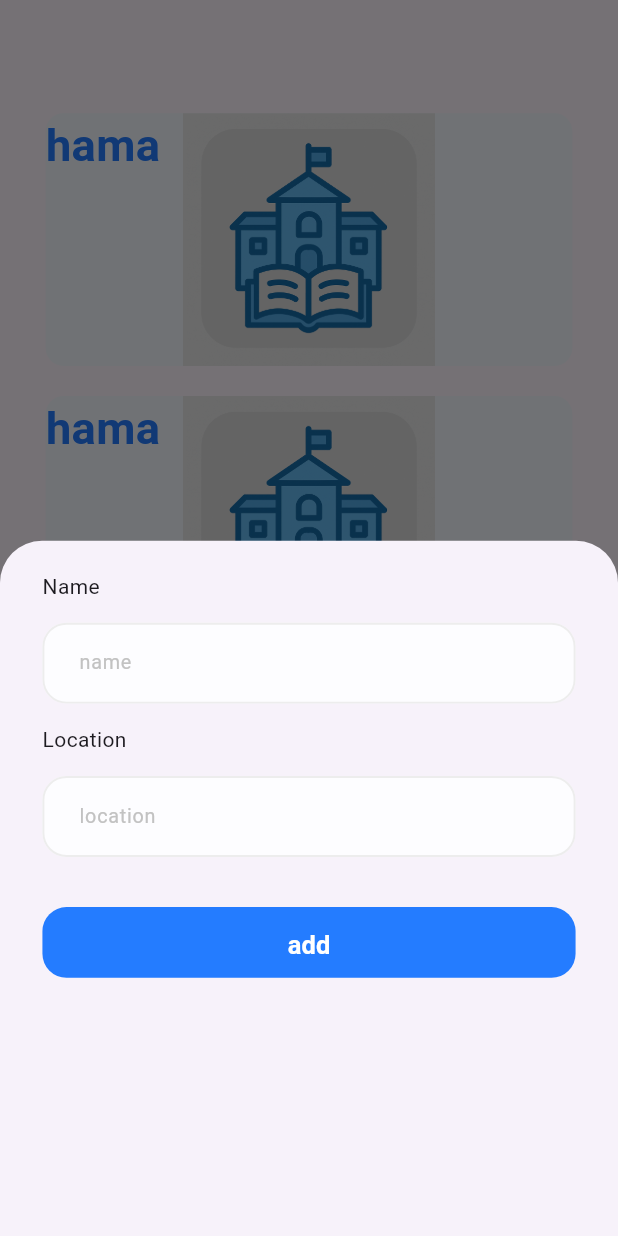
After one commit to engmohammedali/Control-Panel, a Flutter app: the screen it shows after launch, after a tap on "add Institute", on a phone screen of 412 x 824 dp. The commit adds this screen. Run offline on Flutter 3.47's test engine with Material 3 defaults, Android fonts, the light colour scheme and no system bars; drawn by our look-alikes of toastification; our stand-ins replace dartz, dio, flutter_bloc, flutter_screenutil, get_it, image_picker and 3 more.

Commit message:
add institutes

```diff
--- /dev/null
+++ b/lib/core/helpers/space_helper copy.dart
@@ -0,0 +1,10 @@
+import 'package:flutter/material.dart';
+import 'package:flutter_screenutil/flutter_screenutil.dart';
+
+SizedBox verticalspace(double height) => SizedBox(
+      height: height.h,
+    );
+
+SizedBox horizontalspace(double width) => SizedBox(
+      width: width.w,
+    );
--- a/lib/core/theming/colors.dart
+++ b/lib/core/theming/colors.dart
@@ -6,6 +6,8 @@ class ColorsManager {
   static const Color darkBlue = Color(0xFF242424);
   static const Color gray = Color(0xFF757575);
   static const Color lightGray = Color(0xFFC2C2C2);
+    static const Color white = Color(0xFFFFFFFF);
+
   static const Color lighterGray = Color(0xFFEDEDED);
   static const Color moreLightGray = Color(0xFFFDFDFF);
   static const Color moreLighterGray = Color(0xFFF5F5F5);
--- a/lib/core/widgets/app_text_form_field.dart
+++ b/lib/core/widgets/app_text_form_field.dart
@@ -2,7 +2,6 @@ import 'package:controlpanel/core/theming/colors.dart';
 import 'package:controlpanel/core/theming/styles.dart';
 import 'package:flutter/material.dart';
 import 'package:flutter_screenutil/flutter_screenutil.dart';
-
 
 class AppTextFormField extends StatelessWidget {
   final EdgeInsetsGeometry? contentPadding;
@@ -37,9 +36,11 @@ class AppTextFormField extends StatelessWidget {
       controller: controller,
       decoration: InputDecoration(
         isDense: true,
-        contentPadding: contentPadding ??
+        contentPadding:
+            contentPadding ??
             EdgeInsets.symmetric(horizontal: 20.w, vertical: 18.h),
-        focusedBorder: focusedBorder ??
+        focusedBorder:
+            focusedBorder ??
             OutlineInputBorder(
               borderSide: const BorderSide(
                 color: ColorsManager.mainBlue,
@@ -47,7 +48,8 @@ class AppTextFormField extends StatelessWidget {
               ),
               borderRadius: BorderRadius.circular(16.0),
             ),
-        enabledBorder: enabledBorder ??
+        enabledBorder:
+            enabledBorder ??
             OutlineInputBorder(
               borderSide: const BorderSide(
                 color: ColorsManager.lighterGray,
@@ -56,17 +58,11 @@ class AppTextFormField extends StatelessWidget {
               borderRadius: BorderRadius.circular(16.0),
             ),
         errorBorder: OutlineInputBorder(
-          borderSide: const BorderSide(
-            color: Colors.red,
-            width: 1.3,
-          ),
+          borderSide: const BorderSide(color: Colors.red, width: 1.3),
           borderRadius: BorderRadius.circular(16.0),
         ),
         focusedErrorBorder: OutlineInputBorder(
-          borderSide: const BorderSide(
-            color: Colors.red,
-            width: 1.3,
-          ),
+          borderSide: const BorderSide(color: Colors.red, width: 1.3),
           borderRadius: BorderRadius.circular(16.0),
         ),
         hintStyle: hintStyle ?? TextStyles.font14LightGrayRegular,
@@ -77,6 +73,7 @@ class AppTextFormField extends StatelessWidget {
       ),
       obscureText: isObscureText ?? false,
       style: TextStyles.font14DarkBlueMedium,
+      autovalidateMode: AutovalidateMode.onUserInteraction,
       validator: (value) {
         return validator(value);
       },
--- /dev/null
+++ b/lib/data.dart
@@ -0,0 +1,23 @@
+import 'package:controlpanel/data/model/center.dart';
+import 'package:controlpanel/data/model/institute.dart';
+
+final List<Institute> institutes = [
+  Institute(
+    centers: [
+      CenterModel(name: 'mork', id: 1),
+      CenterModel(name: 'mork', id: 2),
+    ],
+    id: 1,
+    name: 'hama',
+    location: 'homs',
+  ),
+  Institute(
+    centers: [
+      CenterModel(name: 'mork', id: 3),
+      CenterModel(name: 'mork', id: 4),
+    ],
+    id: 2,
+    name: 'hama',
+    location: 'homs',
+  ),
+];
--- a/lib/features/home/data/api_add_institutes.dart
+++ b/lib/features/home/data/api_add_institutes.dart
@@ -1,4 +1,5 @@
 import 'package:controlpanel/core/error/failure.dart';
+import 'package:controlpanel/data.dart';
 import 'package:controlpanel/data/model/institute.dart';
 import 'package:dartz/dartz.dart';
 import 'package:dio/dio.dart';
@@ -10,6 +11,8 @@ class ApiAddInstitutes {
 
   Future<Either<Failure, String>> addInstitutes(Institute institute) async {
     try {
+      institutes.add(institute);
+
       await Future.delayed(Duration(seconds: 3));
       return right('Added successfully');
     } catch (e) {
--- a/lib/features/home/data/api_get_institutes.dart
+++ b/lib/features/home/data/api_get_institutes.dart
@@ -1,4 +1,5 @@
 import 'package:controlpanel/core/error/failure.dart';
+import 'package:controlpanel/data.dart';
 import 'package:controlpanel/data/model/center.dart';
 import 'package:controlpanel/data/model/institute.dart';
 import 'package:dartz/dartz.dart';
@@ -21,18 +22,11 @@ class ApiGetInstitutes {
       //     ),
       //   );
 
-      await Future.delayed(Duration(seconds: 5));
+      await Future.delayed(Duration(seconds: 2));
 
-      final institute = Institute(
-        centers: [
-          CenterModel(name: 'mork', id: 1),
-          CenterModel(name: 'mork', id: 1),
-        ],
-        id: 1,
-        name: 'hama', location: 'homs',
-      );
 
-      return right([institute]);
+
+      return right(institutes);
     } catch (e) {
       if (e is DioException) {
         return left(ServerFailure.fromDioError(e));
--- a/lib/features/home/view/home_view.dart
+++ b/lib/features/home/view/home_view.dart
@@ -1,11 +1,24 @@
 import 'package:controlpanel/core/theming/colors.dart';
-import 'package:controlpanel/features/home/widgets/add_institusts.dart';
+import 'package:controlpanel/features/home/logic/institutes_bloc/institutes_cubit.dart';
+import 'package:controlpanel/features/home/widgets/add_institusts_widget.dart';
 import 'package:controlpanel/features/home/widgets/institusts_builder_widget.dart';
 import 'package:flutter/material.dart';
+import 'package:flutter_bloc/flutter_bloc.dart';
 import 'package:flutter_screenutil/flutter_screenutil.dart';
 
 class HomeView extends StatelessWidget {
   const HomeView({super.key});
+  void _addInstitute(BuildContext context) {
+    showModalBottomSheet(
+      context: context,
+      builder: (BuildContext bottomSheetContext) {
+        return BlocProvider.value(
+          value: context.read<InstitutesCubit>(),
+          child: AddInstitustsWidget(),
+        );
+      },
+    );
+  }
 
   @override
   Widget build(BuildContext context) {
@@ -13,12 +26,7 @@ class HomeView extends StatelessWidget {
       floatingActionButton: FloatingActionButton.extended(
         backgroundColor: ColorsManager.moreLighterGray,
         onPressed: () {
-          showModalBottomSheet(
-            context: context,
-            builder: (context) {
-              return AddInstitusts();
-            },
-          );
+          _addInstitute(context);
         },
         icon: Icon(Icons.add, color: ColorsManager.mainBlue),
         label: Text(
@@ -26,6 +34,7 @@ class HomeView extends StatelessWidget {
           style: TextStyle(color: ColorsManager.darkBlue),
         ),
       ),
+
       appBar: AppBar(),
       body: Container(
         width: double.infinity,
--- /dev/null
+++ b/lib/features/home/widgets/add_institusts_listener.dart
@@ -0,0 +1,57 @@
+import 'package:controlpanel/core/helpers/toast.dart';
+import 'package:controlpanel/core/theming/colors.dart';
+import 'package:controlpanel/features/home/logic/institutes_bloc/institutes_cubit.dart';
+import 'package:controlpanel/features/home/logic/institutes_bloc/institutes_state.dart';
+import 'package:flutter/material.dart';
+import 'package:flutter_bloc/flutter_bloc.dart';
+
+class AddInstitustsListener extends StatelessWidget {
+  final Widget child;
+  const AddInstitustsListener({super.key, required this.child});
+
+  @override
+  Widget build(BuildContext context) {
+    return BlocListener<InstitutesCubit, InstitutesState>(
+      listenWhen:
+          (previous, current) =>
+              previous != current ||
+              current is InstitutesAddStateFailure ||
+              current is InstitutesAddStateSuccess,
+      listener: (context, state) {
+        if (state is InstitutesAddStateLoading) {
+          _setLoading(context);
+        }
+        if (state is InstitutesAddStateFailure) {
+          return _setApAddStateSuccessFailure(context, state.message);
+        }
+        if (state is InstitutesAddStateSuccess) {
+          return _setApAddStateSuccess(context, state.message);
+        }
+      },
+      child: child,
+    );
+  }
+
+    void _setApAddStateSuccess(BuildContext context, String message) {
+    Toast().success(context, message);
+    context.read<InstitutesCubit>().feathInstitutesCubit();
+    Navigator.pop(context);
+  }
+
+
+  void _setApAddStateSuccessFailure(BuildContext context, String message) {
+    Toast().error(context, message);
+  }
+
+  void _setLoading(BuildContext context) {
+    showDialog(
+      context: context,
+      builder:
+          (context) => const Center(
+            child: CircularProgressIndicator(color: ColorsManager.mainBlue),
+          ),
+    ).then((value) {
+      Navigator.pop(context);
+    });
+  }
+}
--- /dev/null
+++ b/lib/features/home/widgets/add_institusts_widget.dart
@@ -0,0 +1,86 @@
+import 'package:controlpanel/core/helpers/space_helper.dart';
+import 'package:controlpanel/core/theming/colors.dart';
+import 'package:controlpanel/core/theming/styles.dart';
+import 'package:controlpanel/core/widgets/app_text_button.dart';
+import 'package:controlpanel/core/widgets/app_text_form_field.dart';
+import 'package:controlpanel/features/home/logic/institutes_bloc/institutes_cubit.dart';
+import 'package:controlpanel/features/home/widgets/add_institusts_listener.dart';
+import 'package:flutter/material.dart';
+import 'package:flutter_bloc/flutter_bloc.dart';
+import 'package:flutter_screenutil/flutter_screenutil.dart';
+
+class AddInstitustsWidget extends StatefulWidget {
+  const AddInstitustsWidget({super.key});
+
+  @override
+  State<AddInstitustsWidget> createState() => _AddInstitustsDailogState();
+}
+
+class _AddInstitustsDailogState extends State<AddInstitustsWidget> {
+  void validateThenDoAddInstitute(BuildContext context) {
+    if (context.read<InstitutesCubit>().formkey.currentState!.validate()) {
+      context.read<InstitutesCubit>().addInstitutesCubit();
+    }
+  }
+
+  @override
+  Widget build(BuildContext context) {
+    double height = ScreenUtil().screenHeight;
+    return AddInstitustsListener(
+      child: Form(
+        key: context.read<InstitutesCubit>().formkey,
+        child: SingleChildScrollView(
+          child: Container(
+            padding: EdgeInsets.symmetric(horizontal: 30.h, vertical: 20.w),
+            width: double.infinity,
+            height: height * 0.7,
+            child: Column(
+              crossAxisAlignment: CrossAxisAlignment.start,
+              mainAxisAlignment: MainAxisAlignment.start,
+
+              spacing: 15.h,
+              children: [
+                Text('Name'),
+                AppTextFormField(
+
+                  hintText: 'name',
+                  validator: (value) {
+                    if (value == null || value.isEmpty) {
+                      return 'Name is required';
+                    }
+                    return null;
+                  },
+                  controller: context.read<InstitutesCubit>().name,
+                ),
+                Text('Location'),
+                AppTextFormField(
+                  controller: context.read<InstitutesCubit>().location,
+
+                  hintText: 'location',
+
+                  validator: (value) {
+                    if (value == null || value.isEmpty) {
+                      return 'Location is required';
+                    }
+                    return null;
+                  },
+                ),
+                verticalspace(5),
+                AppTextButton(
+
+                  buttonText: 'add',
+                  textStyle: TextStyles.font18DarkBlueBold.copyWith(
+                    color: ColorsManager.white,
+                  ),
+                  onPressed: () {
+                    validateThenDoAddInstitute(context);
+                  },
+                ),
+              ],
+            ),
+          ),
+        ),
+      ),
+    );
+  }
+}
--- a/lib/features/home/widgets/institusts_builder_widget.dart
+++ b/lib/features/home/widgets/institusts_builder_widget.dart
@@ -12,6 +12,7 @@ class InstitustsBuilderWidget extends StatelessWidget {
 
   @override
   Widget build(BuildContext context) {
+
     return BlocBuilder<InstitutesCubit, InstitutesState>(
       buildWhen:
           (previous, current) =>
```
Also changed, not shown: lib/core/helpers/app_regex copy.dart (added, +36 -0 lines), lib/core/widgets/placeholder_image.dart (deleted, +0 -22 lines), lib/features/home/widgets/add_institusts.dart (deleted, +0 -66 lines).
